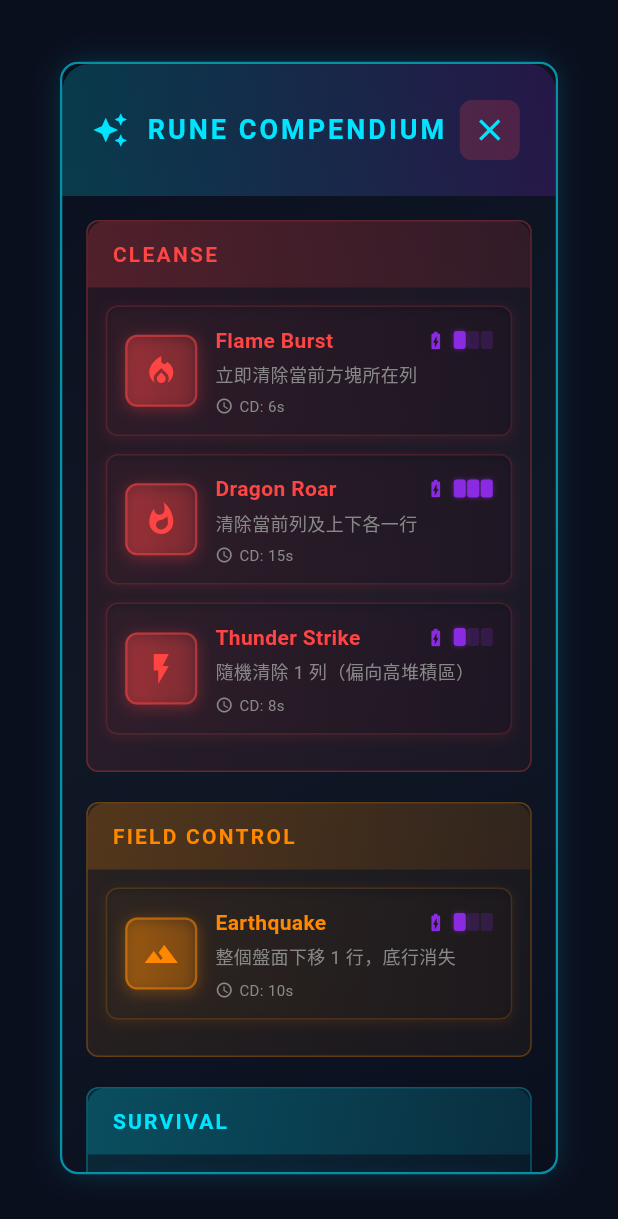
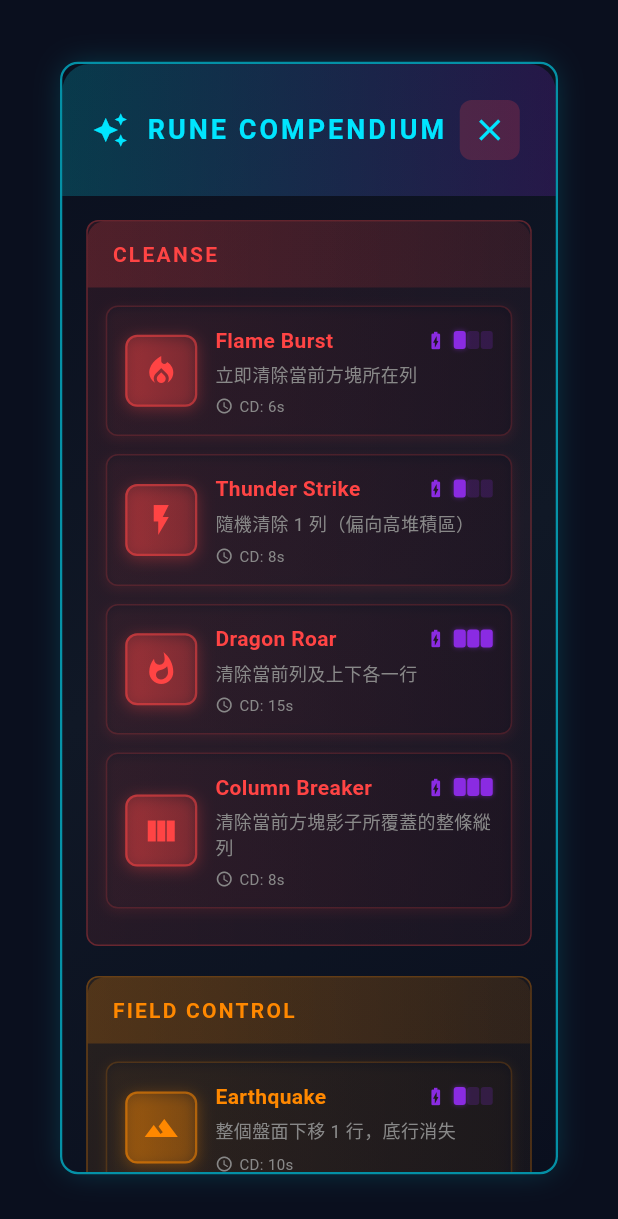
Before and after one commit to CCY0821/flutter_tetris_game, a Flutter app: the RuneIntroductionPage widget shown alone on an empty page, opened directly, on a phone screen of 412 x 824 dp. Shown: the top 1219 px of the screen. Run offline on Flutter 3.47's test engine with Material 3 defaults, Android fonts, the phone set to English and light mode, and no system bars; our stand-ins replace audioplayers, google_mobile_ads, shared_preferences; missing offline and left inert: universal_html; accounts and stored records are empty; network calls fail.

Commit message:
🔄 符文系統重構與優化
主要更新：
- 🛡 Divine Shield → 💫 Gravity Reset：棋盤壓縮消除空洞
- 🔄 Element Morph → 🧨 Column Breaker：清除整條縱列
- 📊 CLEANSE 分類按能量消耗排序 (1格→3格)
- 🗂 合併重複分類，優化 UI 結構

符文平衡調整：
- Gravity Reset: 3格能量/25s冷卻 - 強力場面重整
- Column Breaker: 3格能量/8s冷卻 - 精準縱向清除

UI 優化：
- 移除 MANIPULATION 分類
- 清除類符文統一展示
- 按能量成本邏輯排序便於選擇

🤖 Generated with [Claude Code](https://claude.ai/code)

Co-Authored-By: Claude <noreply@anthropic.com>

```diff
--- a/lib/widgets/rune_introduction_page.dart
+++ b/lib/widgets/rune_introduction_page.dart
@@ -113,8 +113,6 @@ class RuneIntroductionPage extends StatelessWidget {
                     _buildRuneCategory('SURVIVAL', cyberpunkPrimary, _getSurvivalRunes()),
                     const SizedBox(height: 20),
                     _buildRuneCategory('TEMPORAL', cyberpunkAccent, _getTimeRunes()),
-                    const SizedBox(height: 20),
-                    _buildRuneCategory('MANIPULATION', cyberpunkSecondary, _getManipulationRunes()),
                     const SizedBox(height: 20),
                     _buildRuneCategory('ENHANCEMENT', cyberpunkSuccess, _getEnhancementRunes()),
                   ],
@@ -352,6 +350,7 @@ class RuneIntroductionPage extends StatelessWidget {
 
   List<RuneData> _getClearRunes() {
     return [
+      // 1 格能量符文
       RuneData(
         name: 'Flame Burst',
         icon: Icons.local_fire_department,
@@ -361,6 +360,15 @@ class RuneIntroductionPage extends StatelessWidget {
         categoryColor: cyberpunkDanger,
       ),
       RuneData(
+        name: 'Thunder Strike',
+        icon: Icons.flash_on,
+        cost: 1,
+        cooldown: '8s',
+        description: '隨機清除 1 列（偏向高堆積區）',
+        categoryColor: cyberpunkDanger,
+      ),
+      // 3 格能量符文
+      RuneData(
         name: 'Dragon Roar',
         icon: Icons.whatshot,
         cost: 3,
@@ -369,11 +377,11 @@ class RuneIntroductionPage extends StatelessWidget {
         categoryColor: cyberpunkDanger,
       ),
       RuneData(
-        name: 'Thunder Strike',
-        icon: Icons.flash_on,
-        cost: 1,
+        name: 'Column Breaker',
+        icon: Icons.view_column,
+        cost: 3,
         cooldown: '8s',
-        description: '隨機清除 1 列（偏向高堆積區）',
+        description: '清除當前方塊影子所覆蓋的整條縱列',
         categoryColor: cyberpunkDanger,
       ),
     ];
@@ -403,12 +411,11 @@ class RuneIntroductionPage extends StatelessWidget {
         categoryColor: cyberpunkPrimary,
       ),
       RuneData(
-        name: 'Divine Shield',
-        icon: Icons.shield,
+        name: 'Gravity Reset',
+        icon: Icons.vertical_align_bottom,
         cost: 3,
         cooldown: '25s',
-        duration: '5s',
-        description: '5 秒內觸頂不會遊戲結束',
+        description: '整個棋盤壓縮到底部，消除所有空洞',
         categoryColor: cyberpunkPrimary,
       ),
     ];
@@ -437,18 +444,6 @@ class RuneIntroductionPage extends StatelessWidget {
     ];
   }
 
-  List<RuneData> _getManipulationRunes() {
-    return [
-      RuneData(
-        name: 'Element Morph',
-        icon: Icons.transform,
-        cost: 1,
-        cooldown: '8s',
-        description: '將當前方塊變換為隨機形狀',
-        categoryColor: cyberpunkSecondary,
-      ),
-    ];
-  }
 
   List<RuneData> _getEnhancementRunes() {
     return [
```
